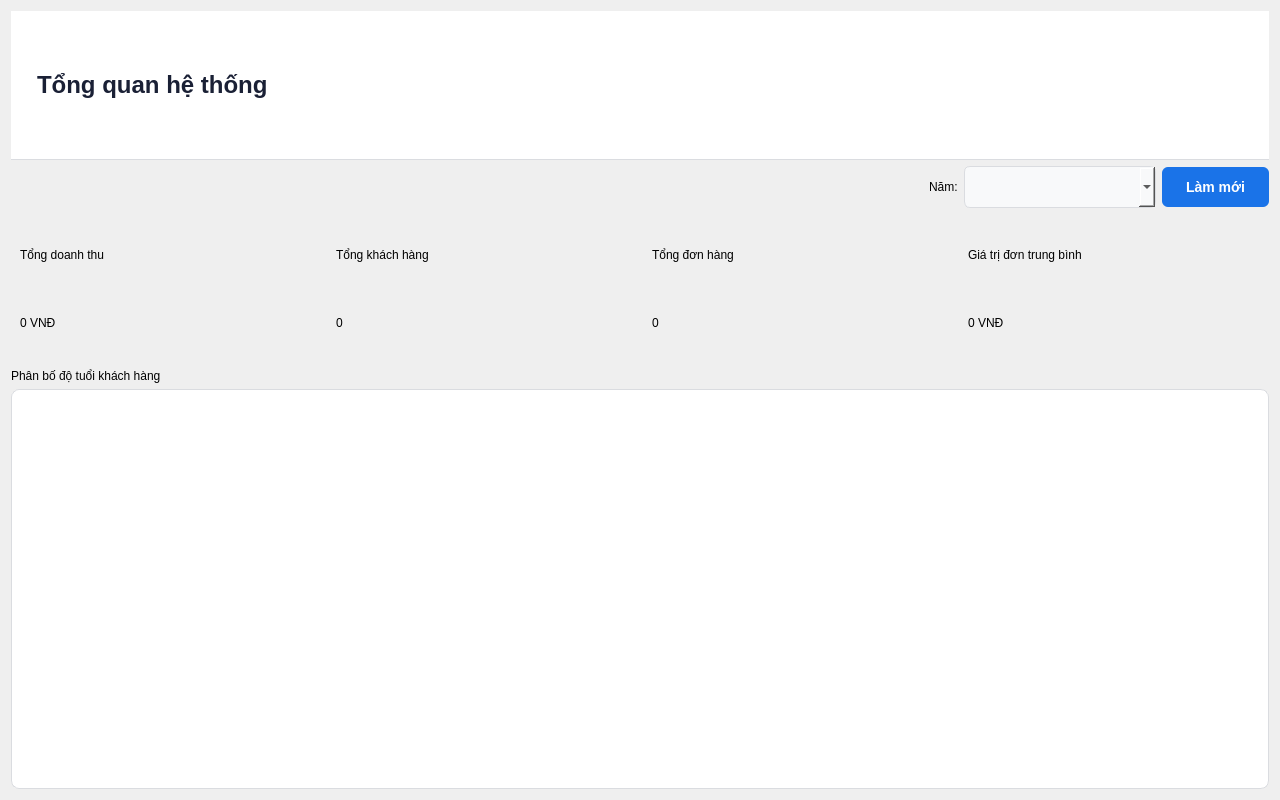
The window that ui/dashboard.ui (williamtrandev/order-management) describes before a commit, drawn with Qt 5.
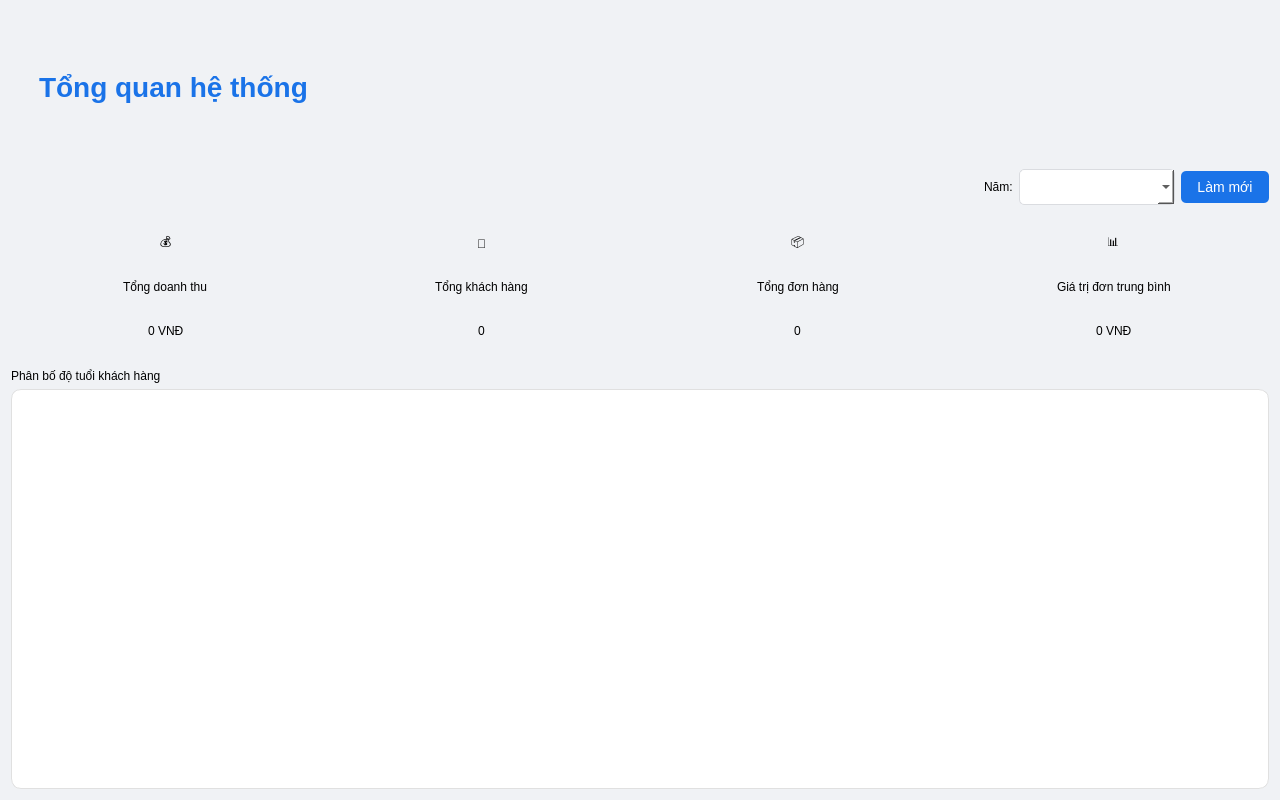
The same window after the commit.

Commit message: order detail

The edit to the form file:
```diff
--- a/ui/dashboard.ui
+++ b/ui/dashboard.ui
@@ -12,7 +12,7 @@
   </property>
   <property name="styleSheet">
    <string>
-    QMainWindow {
+    QWidget#Dashboard {
       background-color: #f0f2f5;
     }
     QLabel#title {
@@ -20,59 +20,61 @@
       color: #1a73e8;
       padding: 20px;
       font-weight: bold;
-      background: white;
-      border-bottom: 1px solid #dadce0;
+      background-color: transparent;
     }
     QWidget#stat_card {
-      background: white;
-      border: 1px solid #dadce0;
-      border-radius: 8px;
+      background-color: white;
+      border: 1px solid #e0e0e0;
+      border-radius: 10px;
       padding: 15px;
+      margin: 10px;
     }
     QLabel#stat_value {
-      font-size: 28px;
+      font-size: 24px;
       font-weight: bold;
       color: #1a73e8;
+      background-color: transparent;
     }
     QLabel#stat_title {
-      font-size: 16px;
+      font-size: 14px;
       color: #5f6368;
+      background-color: transparent;
+    }
+    QLabel#stat_icon {
+      font-size: 24px;
+      background-color: transparent;
     }
     QLabel#section_title {
       font-size: 20px;
       font-weight: bold;
       color: #202124;
       margin-top: 10px;
+      background-color: transparent;
     }
     QWidget#chart_container {
-      background: white;
-      border: 1px solid #dadce0;
-      border-radius: 8px;
+      background-color: white;
+      border: 1px solid #e0e0e0;
+      border-radius: 10px;
       padding: 15px;
     }
     QComboBox {
-      padding: 11px;
+      padding: 8px;
       border: 1px solid #dadce0;
-      border-radius: 6px;
+      border-radius: 5px;
       font-size: 14px;
-      background: #f8f9fa;
-      min-width: 150px;
-    }
-    QComboBox:hover {
-      background: white;
-      border: 1px solid #1a73e8;
+      background-color: white;
+      min-width: 120px;
     }
     QPushButton {
       background-color: #1a73e8;
       color: white;
       border: none;
-      border-radius: 6px;
-      padding: 12px 24px;
+      border-radius: 5px;
+      padding: 8px 16px;
       font-size: 14px;
-      font-weight: bold;
     }
-    QPushButton:hover {
-      background-color: #1557b0;
+    QLabel {
+      background-color: transparent;
     }
    </string>
   </property>
@@ -82,15 +84,6 @@
     <layout class="QHBoxLayout" name="header_layout">
      <item>
       <widget class="QLabel" name="title">
-       <property name="styleSheet">
-        <string>
-         QLabel {
-           font-size: 24px;
-           color: #1a2035;
-           font-weight: bold;
-         }
-        </string>
-       </property>
        <property name="text">
         <string>Tổng quan hệ thống</string>
        </property>
@@ -145,7 +138,32 @@
         <string>stat_card</string>
        </property>
        <layout class="QVBoxLayout" name="revenue_layout">
-        <item>
+        <property name="spacing">
+         <number>8</number>
+        </property>
+        <property name="leftMargin">
+         <number>15</number>
+        </property>
+        <property name="topMargin">
+         <number>15</number>
+        </property>
+        <property name="rightMargin">
+         <number>15</number>
+        </property>
+        <property name="bottomMargin">
+         <number>15</number>
+        </property>
+        <item alignment="Qt::AlignHCenter">
+         <widget class="QLabel" name="revenue_icon">
+          <property name="objectName">
+           <string>stat_icon</string>
+          </property>
+          <property name="text">
+           <string>💰</string>
+          </property>
+         </widget>
+        </item>
+        <item alignment="Qt::AlignHCenter">
          <widget class="QLabel" name="revenue_title">
           <property name="objectName">
            <string>stat_title</string>
@@ -155,7 +173,7 @@
           </property>
          </widget>
         </item>
-        <item>
+        <item alignment="Qt::AlignHCenter">
          <widget class="QLabel" name="revenue_value">
           <property name="objectName">
            <string>stat_value</string>
@@ -176,7 +194,32 @@
         <string>stat_card</string>
        </property>
        <layout class="QVBoxLayout" name="customers_layout">
-        <item>
+        <property name="spacing">
+         <number>8</number>
+        </property>
+        <property name="leftMargin">
+         <number>15</number>
+        </property>
+        <property name="topMargin">
+         <number>15</number>
+        </property>
+        <property name="rightMargin">
+         <number>15</number>
+        </property>
+        <property name="bottomMargin">
+         <number>15</number>
+        </property>
+        <item alignment="Qt::AlignHCenter">
+         <widget class="QLabel" name="customers_icon">
+          <property name="objectName">
+           <string>stat_icon</string>
+          </property>
+          <property name="text">
+           <string>👥</string>
+          </property>
+         </widget>
+        </item>
+        <item alignment="Qt::AlignHCenter">
          <widget class="QLabel" name="customers_title">
           <property name="objectName">
            <string>stat_title</string>
@@ -186,7 +229,7 @@
           </property>
          </widget>
         </item>
-        <item>
+        <item alignment="Qt::AlignHCenter">
          <widget class="QLabel" name="customers_value">
           <property name="objectName">
            <string>stat_value</string>
@@ -207,7 +250,32 @@
         <string>stat_card</string>
        </property>
        <layout class="QVBoxLayout" name="orders_layout">
-        <item>
+        <property name="spacing">
+         <number>8</number>
+        </property>
+        <property name="leftMargin">
+         <number>15</number>
+        </property>
+        <property name="topMargin">
+         <number>15</number>
+        </property>
+        <property name="rightMargin">
+         <number>15</number>
+        </property>
+        <property name="bottomMargin">
+         <number>15</number>
+        </property>
+        <item alignment="Qt::AlignHCenter">
+         <widget class="QLabel" name="orders_icon">
+          <property name="objectName">
+           <string>stat_icon</string>
+          </property>
+          <property name="text">
+           <string>📦</string>
+          </property>
+         </widget>
+        </item>
+        <item alignment="Qt::AlignHCenter">
          <widget class="QLabel" name="orders_title">
           <property name="objectName">
            <string>stat_title</string>
@@ -217,7 +285,7 @@
           </property>
          </widget>
         </item>
-        <item>
+        <item alignment="Qt::AlignHCenter">
          <widget class="QLabel" name="orders_value">
           <property name="objectName">
            <string>stat_value</string>
@@ -238,7 +306,32 @@
         <string>stat_card</string>
        </property>
        <layout class="QVBoxLayout" name="avg_order_layout">
-        <item>
+        <property name="spacing">
+         <number>8</number>
+        </property>
+        <property name="leftMargin">
+         <number>15</number>
+        </property>
+        <property name="topMargin">
+         <number>15</number>
+        </property>
+        <property name="rightMargin">
+         <number>15</number>
+        </property>
+        <property name="bottomMargin">
+         <number>15</number>
+        </property>
+        <item alignment="Qt::AlignHCenter">
+         <widget class="QLabel" name="avg_order_icon">
+          <property name="objectName">
+           <string>stat_icon</string>
+          </property>
+          <property name="text">
+           <string>📊</string>
+          </property>
+         </widget>
+        </item>
+        <item alignment="Qt::AlignHCenter">
          <widget class="QLabel" name="avg_order_title">
           <property name="objectName">
            <string>stat_title</string>
@@ -248,7 +341,7 @@
           </property>
          </widget>
         </item>
-        <item>
+        <item alignment="Qt::AlignHCenter">
          <widget class="QLabel" name="avg_order_value">
           <property name="objectName">
            <string>stat_value</string>
```
The commit also changes 1 other file.
